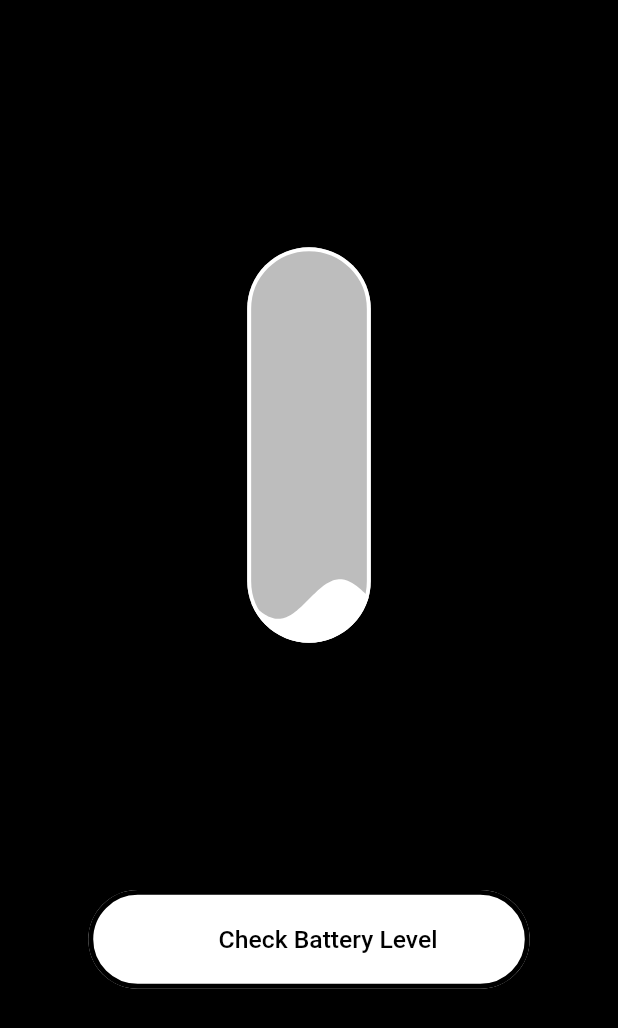
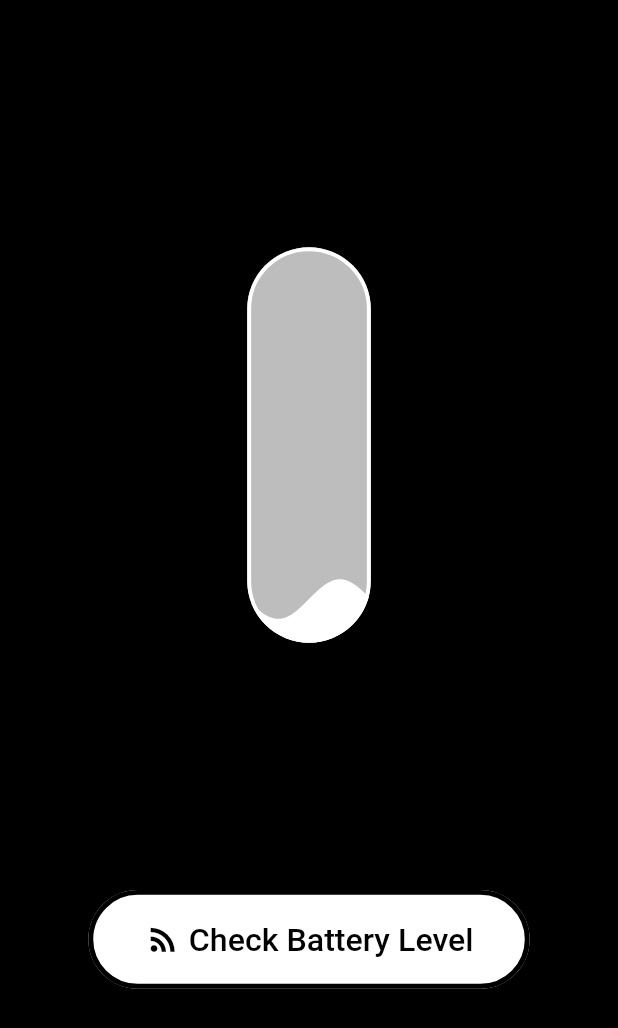
Before and after one commit to devberkay/battery_status, a Flutter app: the screen it shows after launch, on a phone screen of 412 x 824 dp. Shown: the top 1028 px of the screen. Run offline on Flutter 3.47's test engine with Material 2 defaults, Android fonts, the phone set to English and light mode, and no system bars; drawn by our look-alikes of liquid_progress_indicator, loader_overlay; our stand-ins replace flutter_hooks, go_router, hooks_riverpod.

Commit message:
Mar 3, 2023, 8:13 PM

```diff
--- a/lib/view/home/widgets/action_button.dart
+++ b/lib/view/home/widgets/action_button.dart
@@ -19,6 +19,7 @@ class ActionButton extends HookConsumerWidget {
                 !ref.read(isMonitoringProvider.notifier).state;
           },
           style: ButtonStyle(
+              alignment: Alignment.center,
               splashFactory: InkRipple.splashFactory,
               overlayColor: MaterialStatePropertyAll(Colors.grey.shade400),
               foregroundColor: MaterialStateProperty.resolveWith((states) {
@@ -55,22 +56,24 @@ class ActionButton extends HookConsumerWidget {
               fixedSize: MaterialStatePropertyAll(
                   Size(constraints.maxWidth, constraints.maxHeight))),
           child: Row(
+            crossAxisAlignment: CrossAxisAlignment.center,
+            mainAxisAlignment: MainAxisAlignment.center,
             children: [
-              Spacer(
+              const Spacer(
                 flex: 6,
               ),
               Icon(
-                Icons.front_hand_sharp,
-                size: constraints.maxHeight * 0.25,
-                color: isMonitoring ? Colors.grey : Colors.transparent,
+                isMonitoring ? Icons.front_hand_sharp : Icons.rss_feed_sharp,
+                size: constraints.maxHeight * 0.375,
+                color: isMonitoring ? Colors.grey : Colors.black,
               ),
-              Spacer(),
+              const Spacer(),
               Text(
                 isMonitoring ? "Stop Monitoring" : "Check Battery Level",
                 textAlign: TextAlign.center,
-                style: TextStyle(fontSize: constraints.maxHeight * 0.25),
+                style: TextStyle(fontSize: constraints.maxHeight * 0.325),
               ),
-              Spacer(
+              const Spacer(
                 flex: 6,
               )
             ],
```
